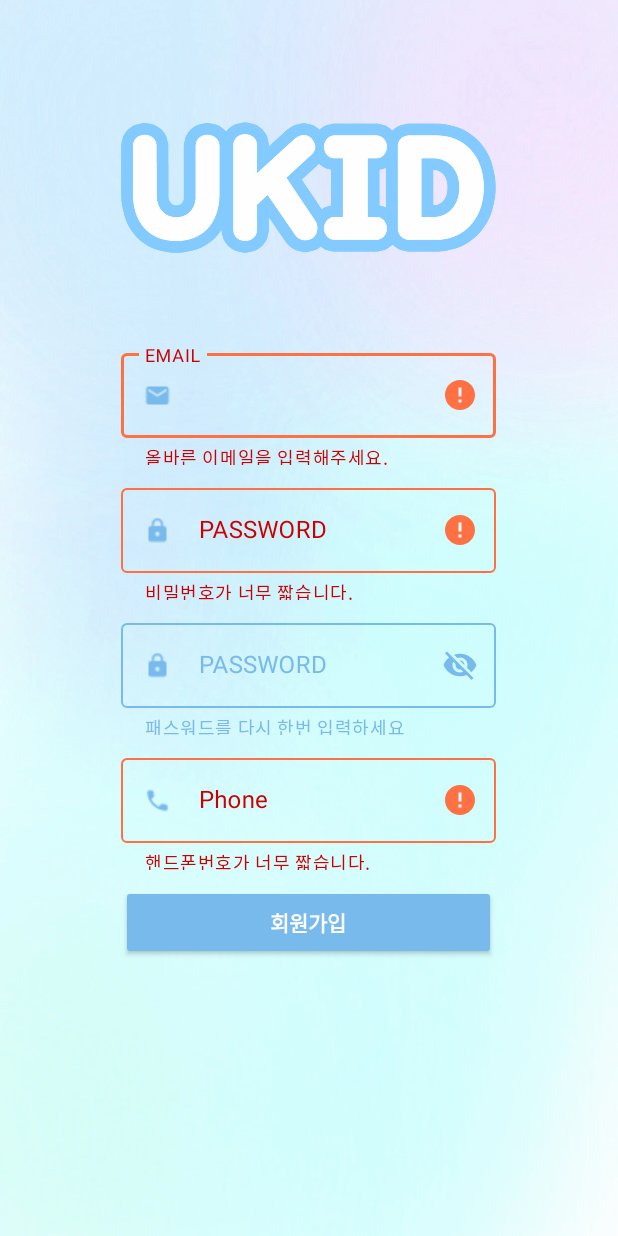
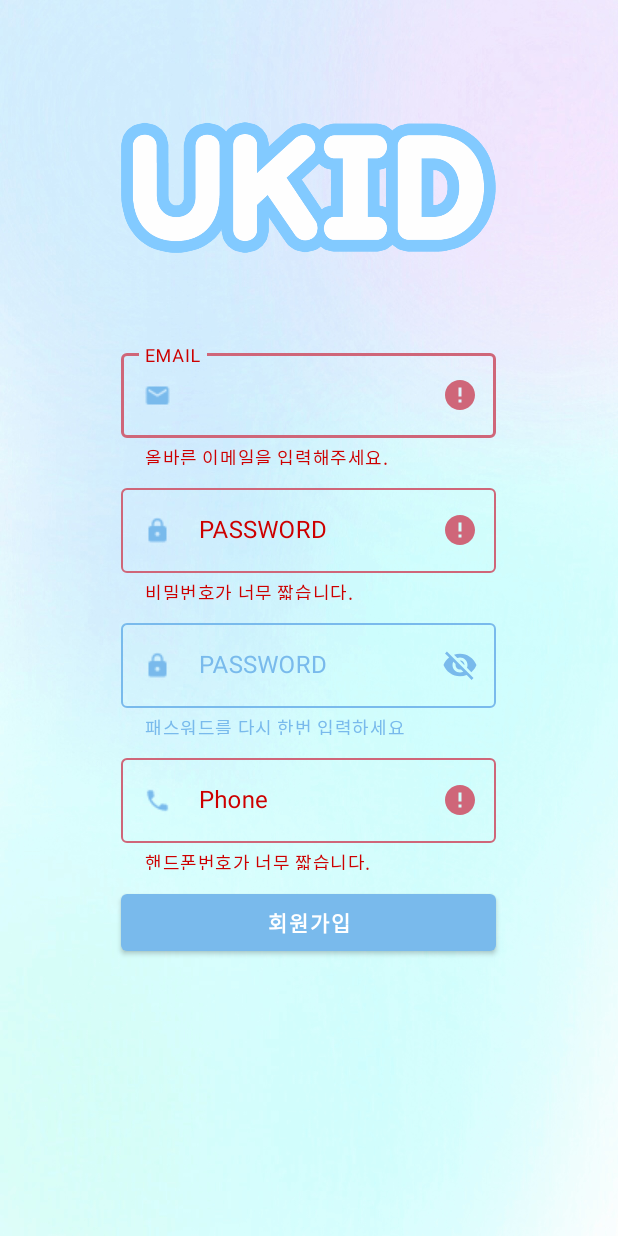
Before and after one commit to sion9262/ukid, an Android app: the RegisterActivity screen opened directly, with no data from a screen before it, after a tap on "회원가입", on a phone screen of 412 x 824 dp. Run offline under Robolectric (Android 15) with nearby library versions, the phone set to English and light mode, and no system bars; 1 other tap on this screen came first.

Commit message:
잡 오류들 수정 - 박시온

```diff
--- a/app/src/main/AndroidManifest.xml
+++ b/app/src/main/AndroidManifest.xml
@@ -34,7 +34,7 @@
         <activity android:name=".SetUserInfoActivity"
             android:theme="@style/Theme.AppCompat.Light.NoActionBar"/>
         <activity android:name=".MyPageActivity"
-            android:theme="@style/AppTheme.NoActionBar"/>
+            android:theme="@style/Theme.AppCompat.Light.NoActionBar"/>
         <activity
             android:name=".DetectorActivity">
         </activity>
--- a/app/src/main/res/values/styles.xml
+++ b/app/src/main/res/values/styles.xml
@@ -2,11 +2,10 @@
 
     <!-- Base application theme. -->
 
-    <style name="AppTheme" parent="Theme.AppCompat.NoActionBar">
+    <style name="AppTheme" parent="Theme.MaterialComponents">
         <!-- Customize your theme here. -->
-        <item name="android:windowFullscreen">true</item>
-        <item name="windowNoTitle">true</item>
-        <item name="android:buttonTint">#000</item>
+        <item name="colorPrimary">@android:color/transparent</item>
+        <item name="windowActionBarOverlay">true</item>
     </style>
 
     <style name="formStyle" parent="Widget.MaterialComponents.TextInputLayout.OutlinedBox">
```
Also changed, not shown: app/src/main/java/com/example/ukidapp/SetUserInfoActivity.java (+10 -1 lines), app/src/main/java/com/example/ukidapp/src/SetUpDataManager.java (+45 -0 lines), app/src/main/java/com/example/ukidapp/ui/UserSetUp/UserInfoFragment.java (+6 -1 lines).
